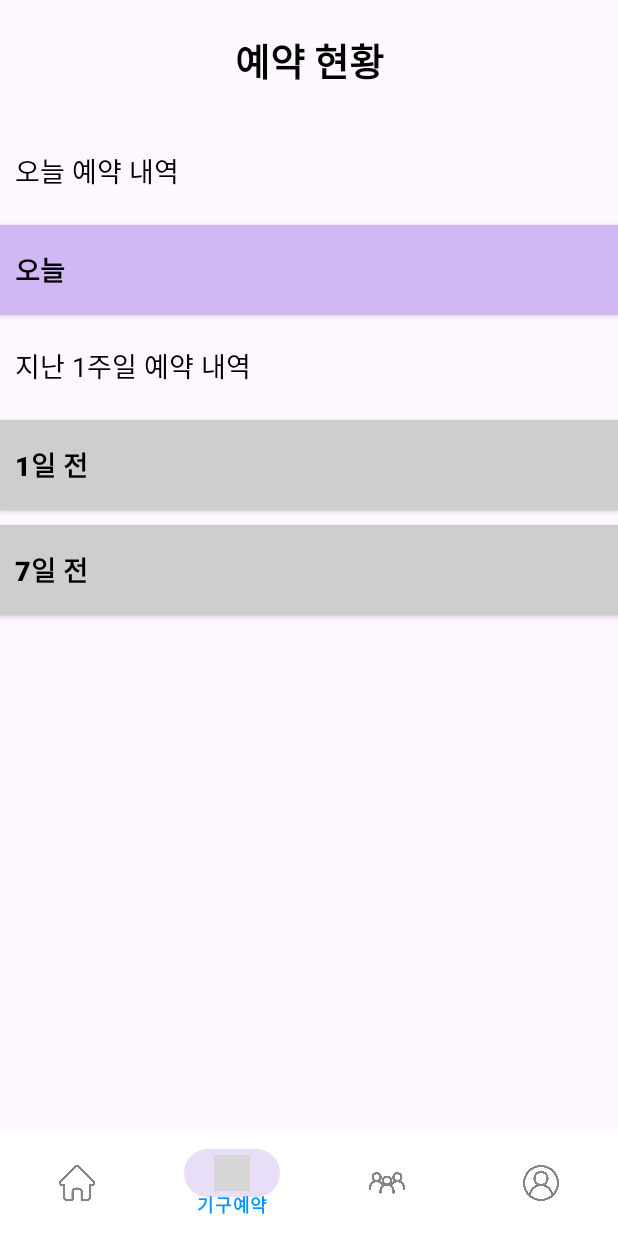
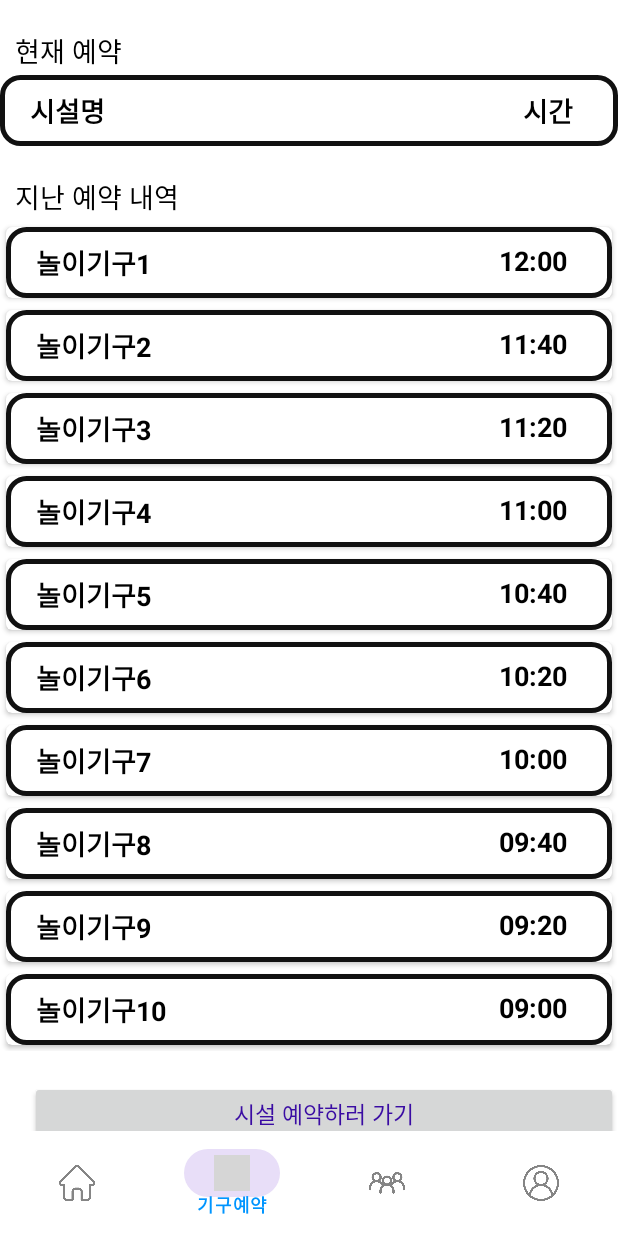
Before and after one commit to parkbjgit/MSA, an Android app: the ReservationFragment screen opened directly, with no data from a screen before it, item 2 of the bottom bar chosen, on a phone screen of 412 x 824 dp. Run offline under Robolectric (Android 15) with nearby library versions, the light colour scheme and no system bars; grey boxes are pictures that could not be loaded.

Commit message:
Add facilities name,time by using recycler, card view

```diff
--- a/app/build.gradle.kts
+++ b/app/build.gradle.kts
@@ -43,5 +43,7 @@ dependencies {
     androidTestImplementation(libs.ext.junit)
     androidTestImplementation(libs.espresso.core)
 
-    //implementation ("com.github.pedroSG94:AutoPermission:1.0.3")
+    implementation("androidx.recyclerview:recyclerview:1.1.0")
+    implementation("androidx.cardview:cardview:1.0.0")
+//implementation ("com.github.pedroSG94:AutoPermission:1.0.3")
 }
--- a/app/src/main/java/com/example/msa/InfoFragment.java
+++ b/app/src/main/java/com/example/msa/InfoFragment.java
@@ -8,39 +8,37 @@ import android.widget.Button;
 import android.widget.Toast;
 
 import androidx.fragment.app.Fragment;
+import androidx.recyclerview.widget.LinearLayoutManager;
+import androidx.recyclerview.widget.RecyclerView;
 
 public class InfoFragment extends Fragment implements View.OnClickListener {
+
+    RecyclerView recyclerView;
+    String s1[], s2[];
 
     @Override
     public View onCreateView(LayoutInflater inflater, ViewGroup container, Bundle savedInstanceState) {
         View view = inflater.inflate(R.layout.fragment_info, container, false);
 
+        recyclerView = view.findViewById(R.id.recyclerview);
+
+        RecyclerView.LayoutManager layoutManager = new LinearLayoutManager((getActivity()));
+        recyclerView.setLayoutManager(layoutManager);
+
+        s1 = getResources().getStringArray(R.array.reservation_lists);
+        s2 = getResources().getStringArray(R.array.reservation_times);
+
+        Reservation_Adapter reservationAdapter = new Reservation_Adapter(getActivity(), s1, s2);
+        recyclerView.setAdapter(reservationAdapter);
+
         //버튼 선언
-        Button today_info = view.findViewById(R.id.btn_today_info);
-        Button b1_info = view.findViewById(R.id.btn_b1_info);
-        Button b2_info = view.findViewById(R.id.btn_b2_info);
-        Button b3_info = view.findViewById(R.id.btn_b3_info);
-        Button b4_info = view.findViewById(R.id.btn_b4_info);
-        Button b5_info = view.findViewById(R.id.btn_b5_info);
-        Button b6_info = view.findViewById(R.id.btn_b6_info);
-        Button b7_info = view.findViewById(R.id.btn_b7_info);
 
-        //버튼 비활성
-        b2_info.setVisibility(View.GONE);
-        b3_info.setVisibility(View.GONE);
-        b4_info.setVisibility(View.GONE);
-        b5_info.setVisibility(View.GONE);
-        b6_info.setVisibility(View.GONE);
+        Button go_reservation = view.findViewById((R.id.btn_go_reservation));
+
 
         // 버튼 클릭 이벤트 리스너
-        today_info.setOnClickListener(this);
-        b1_info.setOnClickListener(this);
-        b2_info.setOnClickListener(this);
-        b3_info.setOnClickListener(this);
-        b4_info.setOnClickListener(this);
-        b5_info.setOnClickListener(this);
-        b6_info.setOnClickListener(this);
-        b7_info.setOnClickListener(this);
+
+        go_reservation.setOnClickListener(this);
 
         return view;
     }
@@ -48,13 +46,14 @@ public class InfoFragment extends Fragment implements View.OnClickListener {
     // 버튼 클릭 이벤트 리스너
     @Override
     public void onClick(View view) {
-        if (view.getId() == R.id.btn_today_info) {
+        if (view.getId() == R.id.btn_go_reservation) {
             //버튼 클릭 이벤트 - 팝업창 추가
-            Toast.makeText(getActivity(), "오늘 예약 내역입니다.", Toast.LENGTH_SHORT).show();
-        } else if (view.getId() == R.id.btn_b1_info) {
-            Toast.makeText(getActivity(), "1일 전 예약 내역입니다.", Toast.LENGTH_SHORT).show();
-        } else if (view.getId() == R.id.btn_b7_info) {
-            Toast.makeText(getActivity(), "7일 전 예약 내역입니다.", Toast.LENGTH_SHORT).show();
-        }
+            Toast.makeText(getActivity(), "기구 시간 선택으로 넘어갑니다.", Toast.LENGTH_SHORT).show();}
+//        } else if (view.getId() == R.id.btn_b1_info) {
+//            Toast.makeText(getActivity(), "1일 전 예약 내역입니다.", Toast.LENGTH_SHORT).show();
+//        } else if (view.getId() == R.id.btn_b7_info) {
+//            Toast.makeText(getActivity(), "7일 전 예약 내역입니다.", Toast.LENGTH_SHORT).show();
+//        }
+
     }
 }
--- a/app/src/main/java/com/example/msa/MapFragment.java
+++ b/app/src/main/java/com/example/msa/MapFragment.java
@@ -1,22 +1,32 @@
 package com.example.msa;
+
+import static net.daum.mf.map.api.MapPoint.*;
+
+import android.os.Bundle;
+import android.view.LayoutInflater;
+import android.view.View;
+import android.view.ViewGroup;
 
 import androidx.fragment.app.Fragment;
 
+import net.daum.mf.map.api.MapPOIItem;
+import net.daum.mf.map.api.MapPoint;
+import net.daum.mf.map.api.MapView;
+
 public class MapFragment extends Fragment {
-/*
     @Override
     public View onCreateView(LayoutInflater inflater, ViewGroup container, Bundle savedInstanceState) {
         super.onCreate(savedInstanceState);
-        View view = inflater.inflate(R.layout.fragment_main_menu, container, false);
+        View view = inflater.inflate(R.layout.fragment_map, container, false);
 
-        //MapView 추가
-        MapView mapView = new MapView(requireContext());
-        mapView.setMapCenterPoint(MapPoint.mapPointWithGeoCoord(36.62845944143315, 127.45744134094953), true);
-        ViewGroup mapViewContainer = getView().findViewById(R.id.map_view);
-        mapViewContainer.addView(mapView);
-
-        //여기서부터 마커
-        addMarkers(mapView);
+//        //MapView 추가
+//        MapView mapView = new MapView(requireContext());
+//        mapView.setMapCenterPoint(MapPoint.mapPointWithGeoCoord(36.62845944143315, 127.45744134094953), true);
+//        ViewGroup mapViewContainer = getView().findViewById(R.id.map_view);
+//        mapViewContainer.addView(mapView);
+//
+//        //여기서부터 마커
+//        addMarkers(mapView);
 
 //        mapView.setZoomLevel(1, true);
 //        mapView.zoomIn(true);
@@ -33,11 +43,11 @@ public class MapFragment extends Fragment {
 //        MapPOIItem marker1 = new MapPOIItem();
 
 
-        // ListView 추가
-        ListView listView = getView().findViewById(R.id.list_view);
-        String[] data = {"Item 1", "Item 2", "Item 3", "Item 4", "Item 5","Item 6", "Item 7", "Item 8", "Item 9", "Item 10"}; // 임시 데이터
-        ArrayAdapter<String> adapter = new ArrayAdapter<>(requireContext(), android.R.layout.simple_list_item_1, data);
-        listView.setAdapter(adapter);
+//        // ListView 추가
+//        ListView listView = getView().findViewById(R.id.list_view);
+//        String[] data = {"Item 1", "Item 2", "Item 3", "Item 4", "Item 5","Item 6", "Item 7", "Item 8", "Item 9", "Item 10"}; // 임시 데이터
+//        ArrayAdapter<String> adapter = new ArrayAdapter<>(requireContext(), android.R.layout.simple_list_item_1, data);
+//        listView.setAdapter(adapter);
 
         return view;
     }
@@ -47,22 +57,22 @@ public class MapFragment extends Fragment {
         MapPOIItem marker1 = new MapPOIItem();
         marker1.setItemName("경영학관");
         marker1.setTag(0);
-        marker1.setMapPoint(MapPoint.mapPointWithGeoCoord(36.63010160647784, 127.45689202384503));
+        marker1.setMapPoint(mapPointWithGeoCoord(36.63010160647784, 127.45689202384503));
         mapView.addPOIItem(marker1);
 
         // 자연대2호관
         MapPOIItem marker2 = new MapPOIItem();
         marker2.setItemName("자연대2호관");
         marker2.setTag(1);
-        marker2.setMapPoint(MapPoint.mapPointWithGeoCoord(36.62713695432668, 127.45687452412538));
+        marker2.setMapPoint(mapPointWithGeoCoord(36.62713695432668, 127.45687452412538));
         mapView.addPOIItem(marker2);
 
         // 인문대학본관
         MapPOIItem marker3 = new MapPOIItem();
         marker3.setItemName("인문대학본관");
         marker3.setTag(2);
-        marker3.setMapPoint(MapPoint.mapPointWithGeoCoord(36.63014875672698, 127.45869235613091));
+        marker3.setMapPoint(mapPointWithGeoCoord(36.63014875672698, 127.45869235613091));
         mapView.addPOIItem(marker3);
     }
-*/
+
 }
--- a/app/src/main/java/com/example/msa/ReservationFragment.java
+++ b/app/src/main/java/com/example/msa/ReservationFragment.java
@@ -40,5 +40,4 @@ public class ReservationFragment extends Fragment implements View.OnClickListene
             startActivity(intent);
         }
     }
-
 }
--- /dev/null
+++ b/app/src/main/java/com/example/msa/Reservation_Adapter.java
@@ -0,0 +1,54 @@
+package com.example.msa;
+
+import android.content.Context;
+import android.view.LayoutInflater;
+import android.view.View;
+import android.view.ViewGroup;
+import android.widget.TextView;
+
+import androidx.annotation.NonNull;
+import androidx.recyclerview.widget.RecyclerView;
+
+import android.util.Log;
+public class Reservation_Adapter extends RecyclerView.Adapter<Reservation_Adapter.MyViewHolder> {
+    String data1[], data2[];
+    Context context;
+
+    public Reservation_Adapter(Context ct, String s1[], String s2[]){
+        context = ct;
+        data1 = s1;
+        data2 = s2;
+    }
+
+    @NonNull
+//    @Override
+//    public Reservation_Adapter.MyViewHolder onCreateViewHolder(@NonNull ViewGroup parent, int viewType) {
+//        return null;
+//    }
+
+    @Override
+    public void onBindViewHolder(@NonNull Reservation_Adapter.MyViewHolder holder, int position) {
+        holder.facilities_name.setText(data1[position]);
+        holder.facilities_time.setText(data2[position]);
+    }
+
+    @Override
+    public int getItemCount() {
+        Log.d("ReservationAdapter", "data1.length: " + data1.length);
+        return data1.length;
+    }
+
+    public MyViewHolder onCreateViewHolder(@NonNull ViewGroup parent, int viewType) {
+        LayoutInflater inflater = LayoutInflater.from(context);
+        View view = inflater.inflate(R.layout.reservation_cus_list, parent, false);
+        return new MyViewHolder(view);
+    }
+    public class MyViewHolder extends RecyclerView.ViewHolder {
+        TextView facilities_name, facilities_time;
+        public MyViewHolder(@NonNull View itemView) {
+            super(itemView);
+            facilities_name = itemView.findViewById(R.id.facility_name);
+            facilities_time = itemView.findViewById(R.id.facility_time);
+        }
+    }
+}
--- /dev/null
+++ b/app/src/main/res/drawable/recyclerview_round.xml
@@ -0,0 +1,21 @@
+<?xml version="1.0" encoding="utf-8"?>
+<shape xmlns:android="http://schemas.android.com/apk/res/android">
+    <corners
+        android:padding="20dp"
+        android:shape="rectangle" />
+
+    <solid android:color="#FFF" />
+
+    <corners
+        android:bottomLeftRadius="12dp"
+        android:bottomRightRadius="12dp"
+        android:topLeftRadius="12dp"
+        android:topRightRadius="12dp" />
+    <padding
+        android:left="10dp"
+        />
+
+    <stroke
+        android:width="3dp"
+        android:color="#111111" />
+</shape>
--- a/app/src/main/res/layout/activity_login.xml
+++ b/app/src/main/res/layout/activity_login.xml
@@ -46,7 +46,6 @@
             android:outlineAmbientShadowColor="@android:color/black"
             android:clipToOutline="true"
         />
-
 
 
         <EditText
--- a/app/src/main/res/layout/activity_signup.xml
+++ b/app/src/main/res/layout/activity_signup.xml
@@ -5,7 +5,6 @@
     android:layout_height="match_parent"
     android:background="#ffffff"
     >
-
 
     <LinearLayout
         android:layout_width="match_parent"
--- a/app/src/main/res/layout/fragment_info.xml
+++ b/app/src/main/res/layout/fragment_info.xml
@@ -1,146 +1,95 @@
 <?xml version="1.0" encoding="utf-8"?>
-<LinearLayout xmlns:android="http://schemas.android.com/apk/res/android"
+<androidx.core.widget.NestedScrollView xmlns:android="http://schemas.android.com/apk/res/android"
     xmlns:tools="http://schemas.android.com/tools"
     android:layout_width="match_parent"
     android:layout_height="match_parent"
-    tools:context=".InfoFragment">
+    android:background="#ffffff"
+    android:fillViewport="true">
+    >
 
     <LinearLayout
         android:layout_width="match_parent"
-        android:layout_height="match_parent"
+        android:layout_height="wrap_content"
         android:orientation="vertical">
 
         <TextView
             android:layout_width="match_parent"
-            android:layout_height="80dp"
+            android:layout_height="30dp"
+            android:layout_marginTop="20dp"
+            android:paddingLeft="10dp"
+            android:text="현재 예약"
             android:textColor="@color/black"
-            android:text="예약 현황"
-            android:textStyle="bold"
-            android:textSize="25dp"
-            android:gravity="center" />
+            android:textSize="18sp" />
+
+        <LinearLayout
+            android:layout_width="match_parent"
+            android:layout_height="wrap_content"
+            android:background="@drawable/recyclerview_round"
+            android:orientation="horizontal">
+
+            <TextView
+                android:layout_width="wrap_content"
+                android:layout_height = "wrap_content"
+                android:text = "시설명"
+                android:textSize = "18dp"
+                android:layout_gravity = "center"
+                android:padding = "10dp"
+                android:layout_weight="1"
+                android:textColor = "#000000"
+                android:textStyle = "bold" />
+
+            <TextView
+                android:layout_width="wrap_content"
+                android:layout_height="match_parent"
+                android:text="시간"
+                android:textSize = "18dp"
+                android:layout_gravity = "center"
+                android:layout_marginRight="20dp"
+                android:padding = "10dp"
+                android:textColor = "#000000"
+                android:textStyle = "bold"
+                />
+
+        </LinearLayout>
 
         <TextView
             android:layout_width="match_parent"
             android:layout_height="30dp"
+            android:layout_marginTop="20dp"
+            android:paddingLeft="10dp"
+            android:text="지난 예약 내역"
             android:textColor="@color/black"
-            android:text="오늘 예약 내역"
-            android:textSize="18dp"
-            android:layout_marginTop="20dp"
-            android:paddingLeft="10dp" />
+            android:textSize="18sp" />
+
+
+
+        <!-- 이 부분에 RecyclerView를 비롯한 여러 View들을 배치하면 된다. -->
+        <androidx.recyclerview.widget.RecyclerView
+            android:id="@+id/recyclerview"
+            android:layout_width="match_parent"
+            android:layout_height="0dp"
+            android:layout_weight="1"
+            android:nestedScrollingEnabled="false"
+            tools:listitem="@layout/reservation_cus_list"/>
+
+
+        <ProgressBar
+            android:id="@+id/reservation_progress_bar"
+            android:visibility="gone"
+            android:layout_width="match_parent"
+            android:layout_height="wrap_content"/>
 
         <android.widget.Button
-            android:id="@+id/btn_today_info"
+            android:id="@+id/btn_go_reservation"
             android:layout_width="match_parent"
-            android:layout_height="60dp"
-            android:textColor="@color/black"
-            android:text="오늘"
-            android:textStyle="bold"
-            android:textSize="18dp"
+            android:layout_height="40dp"
+            android:layout_marginLeft="20dp"
             android:layout_marginTop="20dp"
-            android:gravity="center|left"
-            android:paddingLeft="10dp"
-            android:background="@drawable/btn_purple" />
-
-        <TextView
-            android:layout_width="match_parent"
-            android:layout_height="30dp"
-            android:textColor="@color/black"
-            android:text="지난 1주일 예약 내역"
-            android:textSize="18dp"
-            android:layout_marginTop="20dp"
-            android:paddingLeft="10dp" />
-
-        <android.widget.Button
-            android:id="@+id/btn_b1_info"
-            android:layout_width="match_parent"
-            android:layout_height="60dp"
-            android:textColor="@color/black"
-            android:text="1일 전"
-            android:textStyle="bold"
-            android:textSize="18dp"
-            android:layout_marginTop="20dp"
-            android:gravity="center|left"
-            android:paddingLeft="10dp"
-            android:background="@drawable/btn_gray" />
-
-        <android.widget.Button
-            android:id="@+id/btn_b2_info"
-            android:layout_width="match_parent"
-            android:layout_height="60dp"
-            android:textColor="@color/black"
-            android:text="2일 전"
-            android:textStyle="bold"
-            android:textSize="18dp"
-            android:layout_marginTop="10dp"
-            android:gravity="center|left"
-            android:paddingLeft="10dp"
-            android:background="@drawable/btn_gray" />
-
-        <android.widget.Button
-            android:id="@+id/btn_b3_info"
-            android:layout_width="match_parent"
-            android:layout_height="60dp"
-            android:textColor="@color/black"
-            android:text="3일 전"
-            android:textStyle="bold"
-            android:textSize="18dp"
-            android:layout_marginTop="10dp"
-            android:gravity="center|left"
-            android:paddingLeft="10dp"
-            android:background="@drawable/btn_gray" />
-
-        <android.widget.Button
-            android:id="@+id/btn_b4_info"
-            android:layout_width="match_parent"
-            android:layout_height="60dp"
-            android:textColor="@color/black"
-            android:text="4일 전"
-            android:textStyle="bold"
-            android:textSize="18dp"
-            android:layout_marginTop="10dp"
-            android:gravity="center|left"
-            android:paddingLeft="10dp"
-            android:background="@drawable/btn_gray" />
-
-        <android.widget.Button
-            android:id="@+id/btn_b5_info"
-            android:layout_width="match_parent"
-            android:layout_height="60dp"
-            android:textColor="@color/black"
-            android:text="5일 전"
-            android:textStyle="bold"
-            android:textSize="18dp"
-            android:layout_marginTop="10dp"
-            android:gravity="center|left"
-            android:paddingLeft="10dp"
-            android:background="@drawable/btn_gray" />
-
-        <android.widget.Button
-            android:id="@+id/btn_b6_info"
-            android:layout_width="match_parent"
-            android:layout_height="60dp"
-            android:textColor="@color/black"
-            android:text="6일 전"
-            android:textStyle="bold"
-            android:textSize="18dp"
-            android:layout_marginTop="10dp"
-            android:gravity="center|left"
-            android:paddingLeft="10dp"
-            android:background="@drawable/btn_gray" />
-
-        <android.widget.Button
-            android:id="@+id/btn_b7_info"
-            android:layout_width="match_parent"
-            android:layout_height="60dp"
-            android:textColor="@color/black"
-            android:text="7일 전"
-            android:textStyle="bold"
-            android:textSize="18dp"
-            android:layout_marginTop="10dp"
-            android:gravity="center|left"
-            android:paddingLeft="10dp"
-            android:background="@drawable/btn_gray" />
-
+            android:layout_marginBottom="10dp"
+            android:text="시설 예약하러 가기"
+            android:textColor="@color/text_selector"
+            android:textSize="15dp"
+            />
     </LinearLayout>
 
-</LinearLayout>
+</androidx.core.widget.NestedScrollView>
--- a/app/src/main/res/layout/fragment_map.xml
+++ b/app/src/main/res/layout/fragment_map.xml
@@ -4,6 +4,7 @@
     android:orientation="vertical"
     android:layout_width="match_parent"
     android:layout_height="match_parent"
+    android:background="#ffffff"
     tools:context=".MapFragment">
 
     <LinearLayout
--- a/app/src/main/res/layout/fragment_mypage.xml
+++ b/app/src/main/res/layout/fragment_mypage.xml
@@ -3,6 +3,7 @@
     xmlns:tools="http://schemas.android.com/tools"
     android:layout_width="match_parent"
     android:layout_height="match_parent"
+    android:background="#ffffff"
     tools:context=".MypageFragment">
 
     <!-- TODO: Update blank fragment layout -->
--- a/app/src/main/res/layout/fragment_reservation.xml
+++ b/app/src/main/res/layout/fragment_reservation.xml
@@ -3,6 +3,7 @@
     xmlns:tools="http://schemas.android.com/tools"
     android:layout_width="match_parent"
     android:layout_height="match_parent"
+    android:background="#ffffff"
     tools:context=".ReservationFragment">
 
     <androidx.appcompat.widget.AppCompatButton
--- /dev/null
+++ b/app/src/main/res/layout/reservation_cus_list.xml
@@ -0,0 +1,41 @@
+<?xml version="1.0" encoding="utf-8"?>
+<androidx.cardview.widget.CardView xmlns:android="http://schemas.android.com/apk/res/android"
+        android:layout_width="match_parent"
+        android:layout_height="wrap_content"
+        xmlns:app="http://schemas.android.com/apk/res-auto"
+        android:layout_margin="4dp"
+        app:cardCornerRadius="4dp">
+
+        <LinearLayout
+            android:layout_width="match_parent"
+            android:layout_height="wrap_content"
+            android:background="@drawable/recyclerview_round"
+            android:orientation="horizontal">
+
+            <TextView
+                android:id="@+id/facility_name"
+                android:layout_width="wrap_content"
+                android:layout_height = "wrap_content"
+                android:text = "시설명"
+                android:textSize = "18dp"
+                android:layout_gravity = "center"
+                android:padding = "10dp"
+                android:layout_weight="1"
+                android:textColor = "#000000"
+                android:textStyle = "bold" />
+
+            <TextView
+                android:id="@+id/facility_time"
+                android:layout_width="wrap_content"
+                android:layout_height="match_parent"
+                android:text="시간"
+                android:textSize = "18dp"
+                android:layout_gravity = "center"
+                android:layout_marginRight="20dp"
+                android:padding = "10dp"
+                android:textColor = "#000000"
+                android:textStyle = "bold"
+                />
+
+        </LinearLayout>
+</androidx.cardview.widget.CardView>
--- a/app/src/main/res/values/strings.xml
+++ b/app/src/main/res/values/strings.xml
@@ -1,5 +1,31 @@
 <resources>
     <string name="app_name">MSA</string>
-    <!-- TODO: Remove or change this placeholder text -->
+
+    <string-array name="reservation_lists">
+        <item>놀이기구1</item>
+        <item>놀이기구2</item>
+        <item>놀이기구3</item>
+        <item>놀이기구4</item>
+        <item>놀이기구5</item>
+        <item>놀이기구6</item>
+        <item>놀이기구7</item>
+        <item>놀이기구8</item>
+        <item>놀이기구9</item>
+        <item>놀이기구10</item>
+    </string-array>
+
+    <string-array name="reservation_times">
+        <item>12:00</item>
+        <item>11:40</item>
+        <item>11:20</item>
+        <item>11:00</item>
+        <item>10:40</item>
+        <item>10:20</item>
+        <item>10:00</item>
+        <item>09:40</item>
+        <item>09:20</item>
+        <item>09:00</item>
+    </string-array>
+
     <string name="hello_blank_fragment">Hello blank fragment</string>
 </resources>
```
